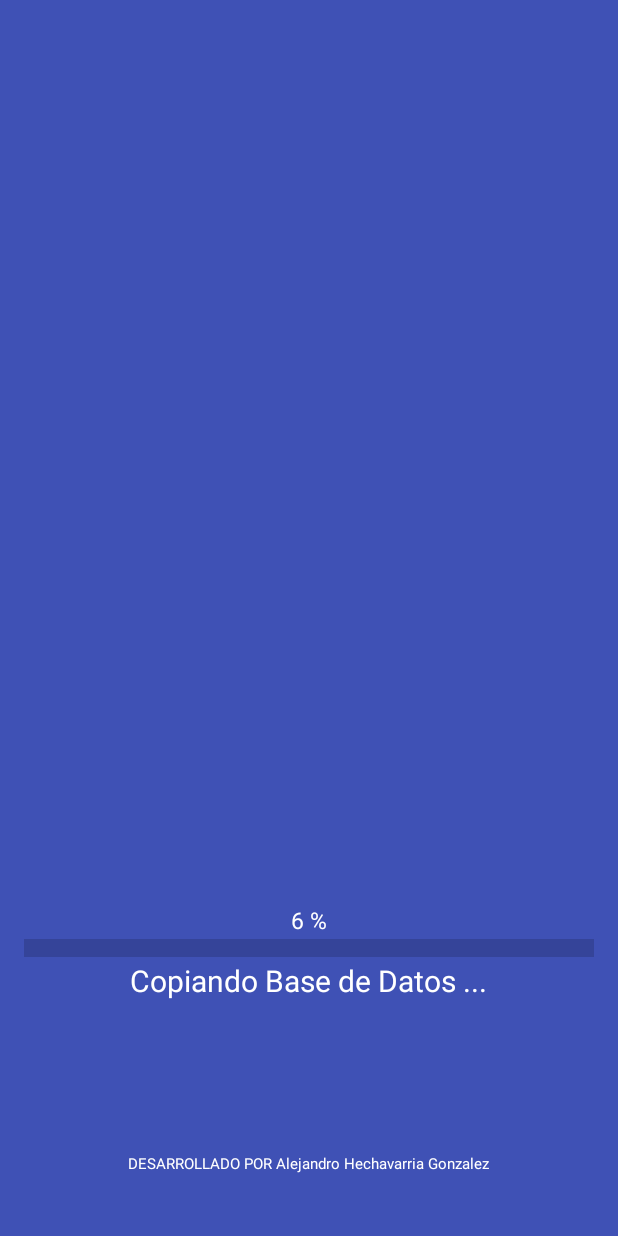
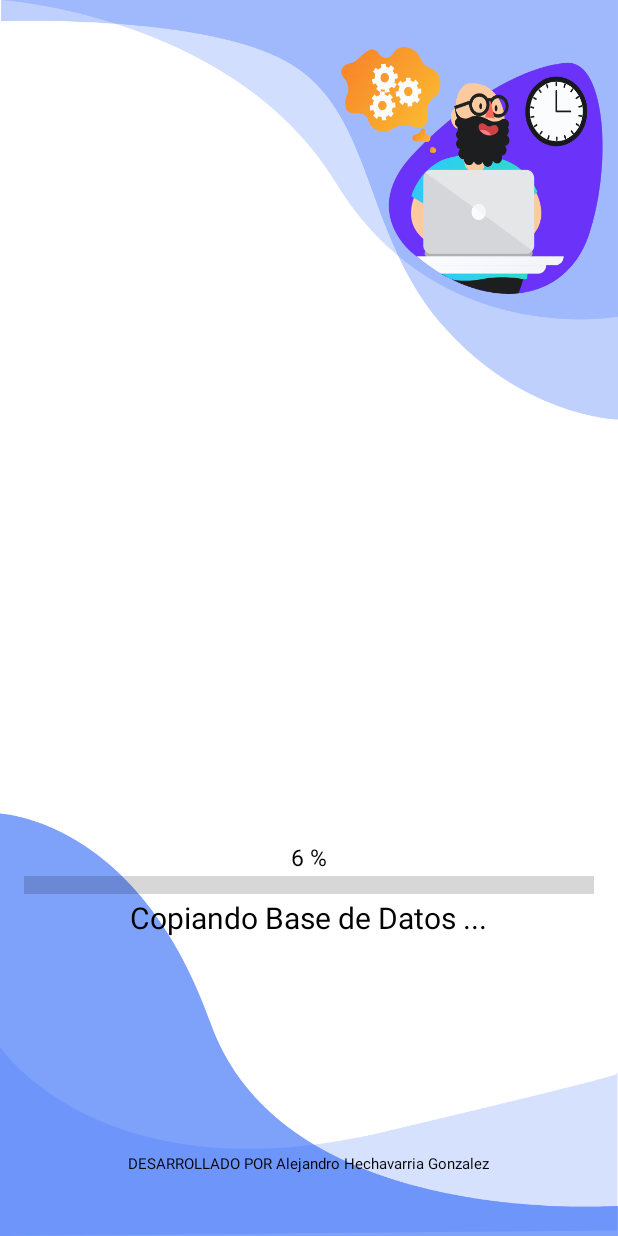
Before and after one commit to AlekoHG2011/Lista-de-Tareas, an Android app: the screen it shows after launch (SplashActivity), on a phone screen of 412 x 824 dp. Run offline under Robolectric (Android 15) with nearby library versions, the phone set to English and light mode, and no system bars.

Commit message:
---> With functional SplashActivity....

```diff
--- a/app/src/main/res/layout/activity_splash_form.xml
+++ b/app/src/main/res/layout/activity_splash_form.xml
@@ -2,7 +2,7 @@
     xmlns:tools="http://schemas.android.com/tools"
     android:layout_width="match_parent"
     android:layout_height="match_parent"
-    android:background="@color/colorPrimary"
+    android:background="@drawable/splashbackground"
     android:gravity="top"
     android:paddingBottom="@dimen/activity_vertical_margin"
     android:paddingLeft="@dimen/activity_horizontal_margin"
@@ -30,7 +30,7 @@
         android:gravity="center"
         android:text="@string/poweredby"
         android:textAlignment="center"
-        android:textColor="#FFFFFF"
+        android:textColor="#000"
         android:textSize="10sp" />
 
     <TextView
@@ -42,7 +42,7 @@
         android:gravity="center"
         android:text="@string/porciento"
         android:textAlignment="center"
-        android:textColor="#FFFFFF"
+        android:textColor="#000"
         android:textSize="15sp" />
 
     <ProgressBar
@@ -52,11 +52,11 @@
         android:layout_height="wrap_content"
         android:layout_above="@+id/tvCargando"
         android:layout_alignParentEnd="true"
+        android:layout_alignParentLeft="true"
+        android:layout_alignParentRight="true"
         android:layout_alignParentStart="true"
         android:layout_gravity="start"
-        android:textAlignment="textStart"
-        android:layout_alignParentRight="true"
-        android:layout_alignParentLeft="true" />
+        android:textAlignment="textStart" />
 
     <TextView
         android:id="@+id/tvCargando"
@@ -64,9 +64,9 @@
         android:layout_height="wrap_content"
         android:layout_above="@+id/textView2"
         android:layout_centerHorizontal="true"
-        android:layout_marginBottom="101dp"
+        android:layout_marginBottom="143dp"
         android:text="@string/loading"
-        android:textColor="#FFFFFF"
+        android:textColor="#000"
         android:textSize="20sp" />
 
 </RelativeLayout>
```
Also changed, not shown: app/src/main/res/drawable-hdpi/splashbackground.png (added), app/src/main/res/drawable-ldpi/splashbackground.png (added), app/src/main/res/drawable-mdpi/splashbackground.png (added), app/src/main/res/drawable-xhdpi/splashbackground.png (added), app/src/main/res/drawable-xxhdpi/splashbackground.png (added), app/src/main/res/drawable-xxxhdpi/splashbackground.png (added).
